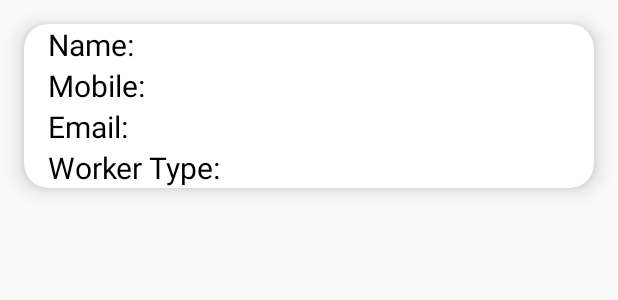
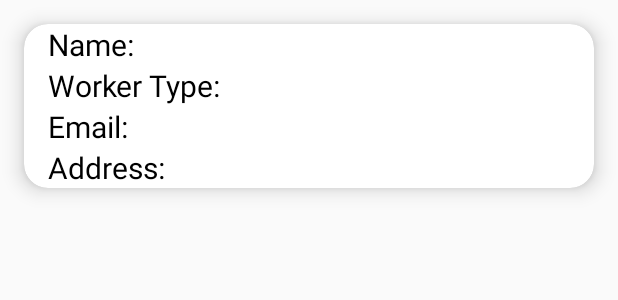
Before and after one commit to ashikbright/AdminModule, an Android app: the layout workerdisplay.xml on its own in the app's theme, with its tools: preview values and no code run, on a phone screen of 412 x 824 dp. Shown: the top 300 px of the screen. Run offline under Robolectric (Android 15) with nearby library versions, the light colour scheme and no system bars; Roboto replaces fonts that are not available here.

Commit message:
Commit-10 by ash(Worker Display-try1)

```diff
--- /dev/null
+++ b/app/src/main/res/drawable/ic_baseline_house_24.xml
@@ -0,0 +1,5 @@
+<vector android:height="24dp" android:tint="#FFB347"
+    android:viewportHeight="24" android:viewportWidth="24"
+    android:width="24dp" xmlns:android="http://schemas.android.com/apk/res/android">
+    <path android:fillColor="@android:color/white" android:pathData="M19,9.3V4h-3v2.6L12,3L2,12h3v8h5v-6h4v6h5v-8h3L19,9.3zM10,10c0,-1.1 0.9,-2 2,-2s2,0.9 2,2H10z"/>
+</vector>
--- a/app/src/main/res/layout/activity_worker_main.xml
+++ b/app/src/main/res/layout/activity_worker_main.xml
@@ -56,14 +56,14 @@
                 android:orientation="horizontal">
 
                 <Button
-                    android:id="@+id/button3"
+                    android:id="@+id/btnadd"
                     android:layout_width="wrap_content"
                     android:layout_height="wrap_content"
                     android:layout_weight="1"
                     android:text="Add" />
 
                 <Button
-                    android:id="@+id/button4"
+                    android:id="@+id/btnremove"
                     android:layout_width="wrap_content"
                     android:layout_height="wrap_content"
                     android:layout_weight="1"
--- a/app/src/main/res/layout/activity_worker_mgmt.xml
+++ b/app/src/main/res/layout/activity_worker_mgmt.xml
@@ -287,7 +287,7 @@
                 android:layout_width="300dp"
                 android:layout_height="50dp"
                 android:background="@drawable/edittext_bg"
-                android:drawableStart="@drawable/ic_user"
+                android:drawableStart="@drawable/ic_baseline_house_24"
                 android:drawablePadding="10dp"
                 android:ems="10"
                 android:hint="Address"
--- a/app/src/main/res/layout/workerdisplay.xml
+++ b/app/src/main/res/layout/workerdisplay.xml
@@ -9,10 +9,10 @@
 
 
     <LinearLayout
-        android:layout_width="wrap_content"
-        android:layout_height="wrap_content"
-        android:orientation="vertical"
-        android:layout_marginLeft="16dp">
+        android:layout_width="293dp"
+        android:layout_height="match_parent"
+        android:layout_marginLeft="16dp"
+        android:orientation="vertical">
 
         <LinearLayout
             android:layout_width="wrap_content"
@@ -47,12 +47,12 @@
                 android:layout_width="match_parent"
                 android:layout_height="match_parent"
                 android:layout_weight="1"
-                android:text="Mobile:"
+                android:text="Worker Type:"
                 android:textColor="#000000"
                 android:textSize="20sp" />
 
             <TextView
-                android:id="@+id/wmobile"
+                android:id="@+id/wtype"
                 android:layout_width="match_parent"
                 android:layout_height="match_parent"
                 android:layout_weight="1"
@@ -94,12 +94,12 @@
                 android:layout_width="match_parent"
                 android:layout_height="match_parent"
                 android:layout_weight="1"
-                android:text="Worker Type:"
+                android:text="Address:"
                 android:textColor="#000000"
                 android:textSize="20sp" />
 
             <TextView
-                android:id="@+id/worktype"
+                android:id="@+id/waddress"
                 android:layout_width="match_parent"
                 android:layout_height="match_parent"
                 android:layout_weight="1"
```
Also changed, not shown: app/src/main/java/com/ashik/adminmodule/DispAdapter.java (added, +52 -0 lines), app/src/main/java/com/ashik/adminmodule/WorkerMain.java (+58 -0 lines), app/src/main/java/com/ashik/adminmodule/WorkerMgmt.java (+10 -3 lines), app/src/main/java/com/ashik/adminmodule/Workers.java (+39 -3 lines).
